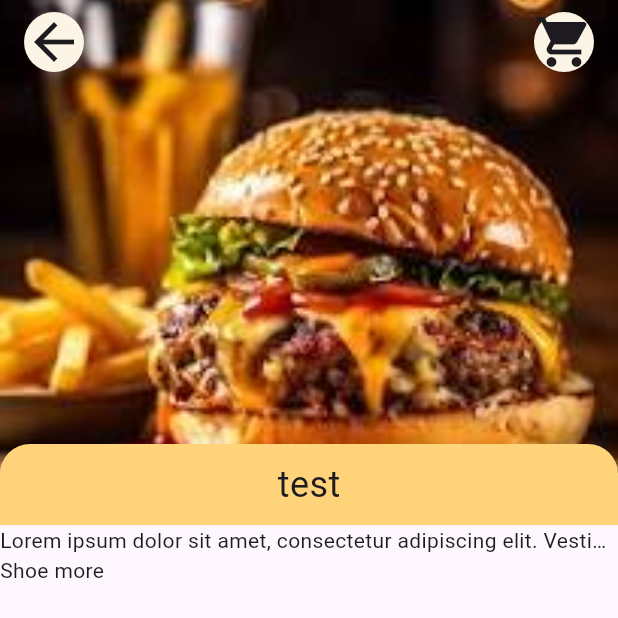
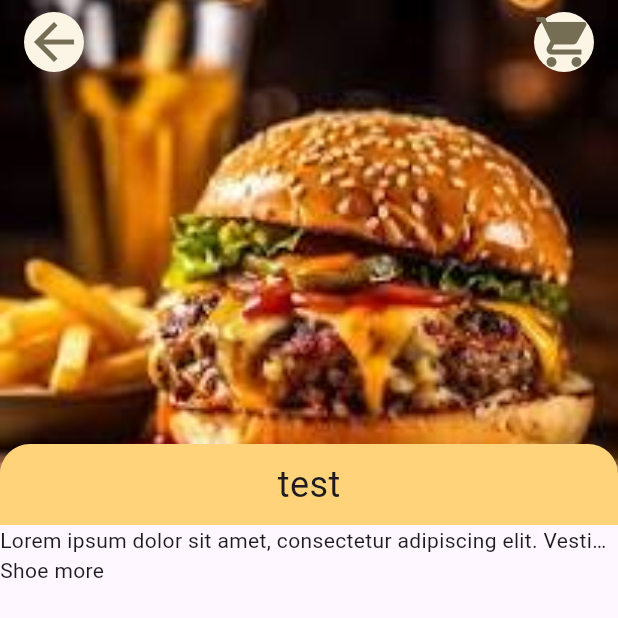
Before and after one commit to Xemsssa/food_delivery_apk, a Flutter app: the screen it shows after launch, on a phone screen of 412 x 824 dp, the top half of it. Run offline on Flutter 3.47's test engine with Material 3 defaults, Android fonts, the phone set to English and light mode, and no system bars; our stand-ins replace dots_indicator.

Commit message:
-small changes

```diff
--- a/lib/screens/Widgets/app_icon.dart
+++ b/lib/screens/Widgets/app_icon.dart
@@ -21,7 +21,7 @@
         borderRadius: BorderRadius.circular(30),
         color: backgroundColor,
       ),
-      child:  Icon(icon, size: 40,),
+      child:  Icon(icon, size: 40,color: iconColor),
     );
   }
 }
```
